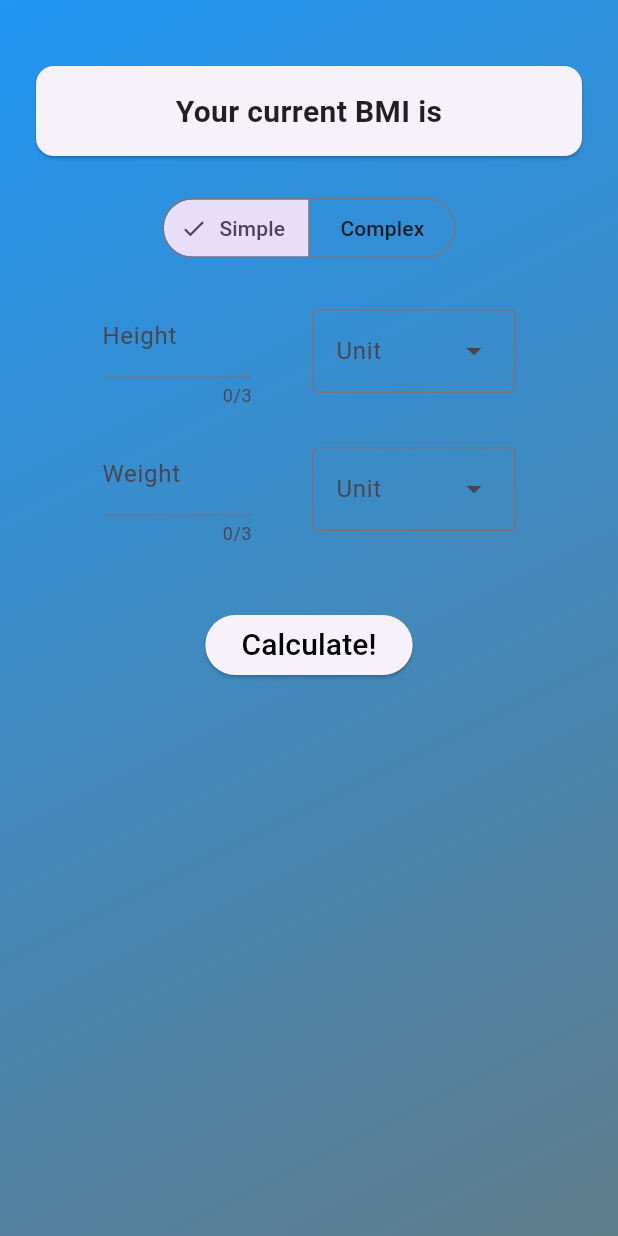
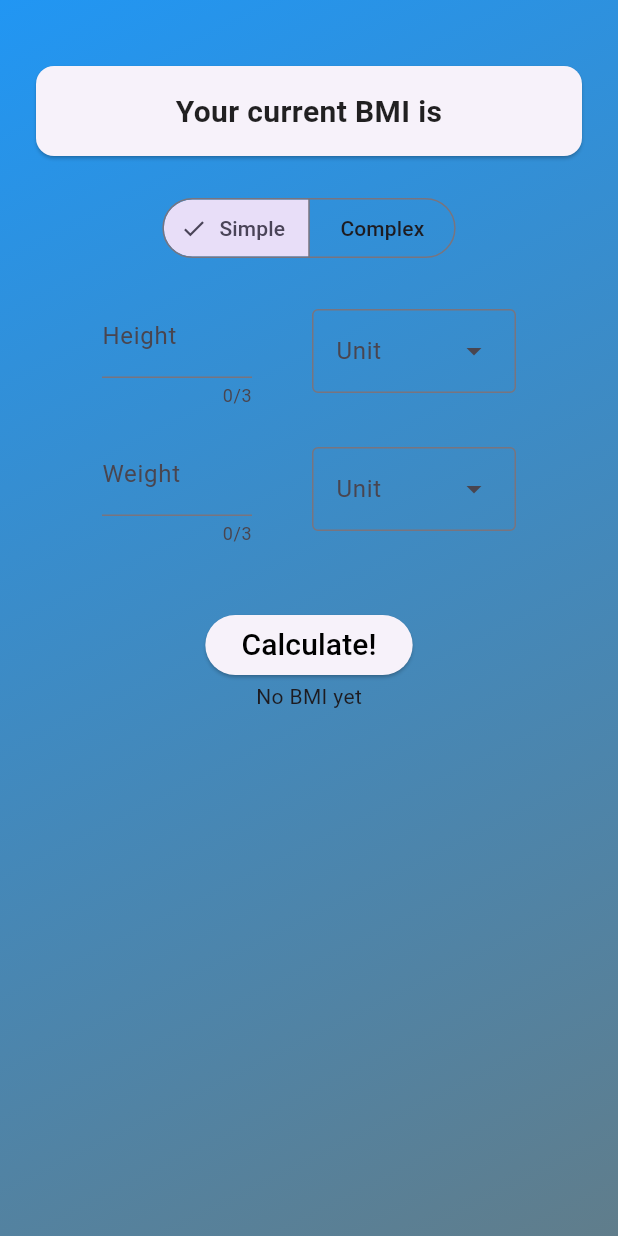
Before and after one commit to turek979/bmi_calculator, a Flutter app: the screen it shows after launch, after a tap on "Calculate!", on a phone screen of 412 x 824 dp. Run offline on Flutter 3.47's test engine with Material 3 defaults, Android fonts, the phone set to English and light mode, and no system bars; our stand-ins replace google_fonts.

Commit message:
complete simple calculator

```diff
--- a/lib/views/simple_calculator.dart
+++ b/lib/views/simple_calculator.dart
@@ -1,4 +1,5 @@
 import 'package:flutter/material.dart';
+import 'dart:math';
 
 enum MeasureHeightUnit { _cm, _in }
 
@@ -10,6 +11,8 @@ class SimpleCalculator extends StatefulWidget {
   @override
   State<SimpleCalculator> createState() => _SimpleCalculatorState();
 }
+
+String displayedBmi = 'No BMI yet';
 
 final _heightController = TextEditingController();
 final _weightController = TextEditingController();
@@ -34,23 +37,25 @@ String displayingWeightUnit() {
   }
 }
 
-double _calculateEuBmi(double weight, double height) {
-  double bmi = weight / (height * 2);
-  return bmi;
+_calculateEuBmi(double weight, double height) {
+  double bmi = weight / (pow((height / 100), 2));
+  print(bmi);
+  displayedBmi = bmi.toStringAsFixed(1);
 }
 
-double _calculateEnBmi(double weight, double height) {
-  double bmi = 703 * (weight / (height * 2));
-  return bmi;
+_calculateEnBmi(double weight, double height) {
+  double bmi = (703 * weight) / (pow(height, 2));
+  print(bmi);
+  displayedBmi = bmi.toStringAsFixed(1);
 }
 
 displayBmi(double height, double weight) {
   if (_selectedHeightUnit == MeasureHeightUnit._cm &&
       _selectedWeightUnit == MeasureWeightUnit._kg) {
-    _calculateEuBmi(weight, height);
+    return _calculateEuBmi(weight, height);
   } else if (_selectedHeightUnit == MeasureHeightUnit._in &&
       _selectedWeightUnit == MeasureWeightUnit._lb) {
-    _calculateEnBmi(weight, height);
+    return _calculateEnBmi(weight, height);
   } else {
     _calculateEnBmi(weight, height);
   }
@@ -127,16 +132,20 @@ class _SimpleCalculatorState extends State<SimpleCalculator> {
         ),
         const SizedBox(height: 42),
         ElevatedButton(
-            onPressed: () {
+          onPressed: () {
+            setState(() {
               displayBmi(
                 double.parse(_heightController.text),
                 double.parse(_weightController.text),
               );
-            },
-            child: const Text(
-              'Calculate!',
-              style: TextStyle(color: Colors.black, fontSize: 20),
-            ))
+            });
+          },
+          child: const Text(
+            'Calculate!',
+            style: TextStyle(color: Colors.black, fontSize: 20),
+          ),
+        ),
+        Text(displayedBmi),
       ],
     );
   }
```
